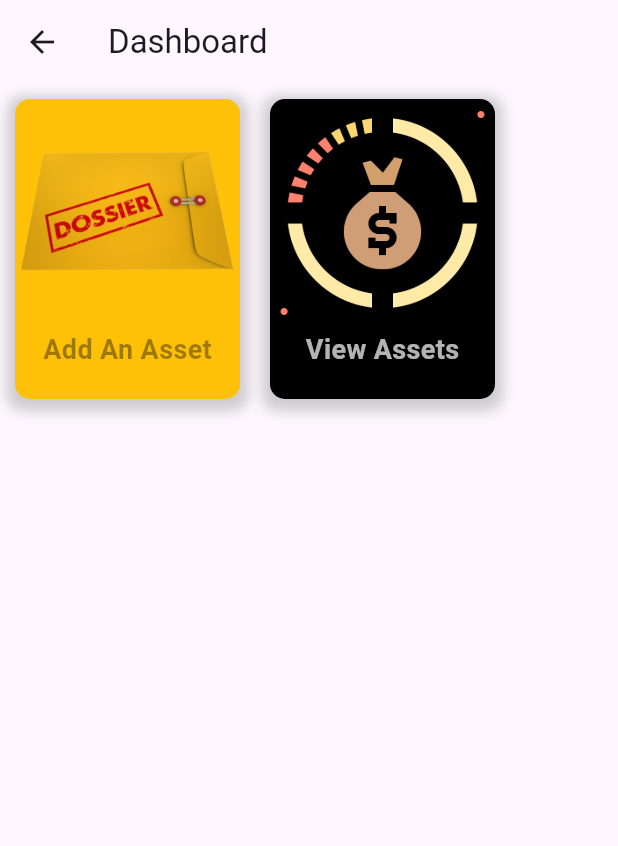
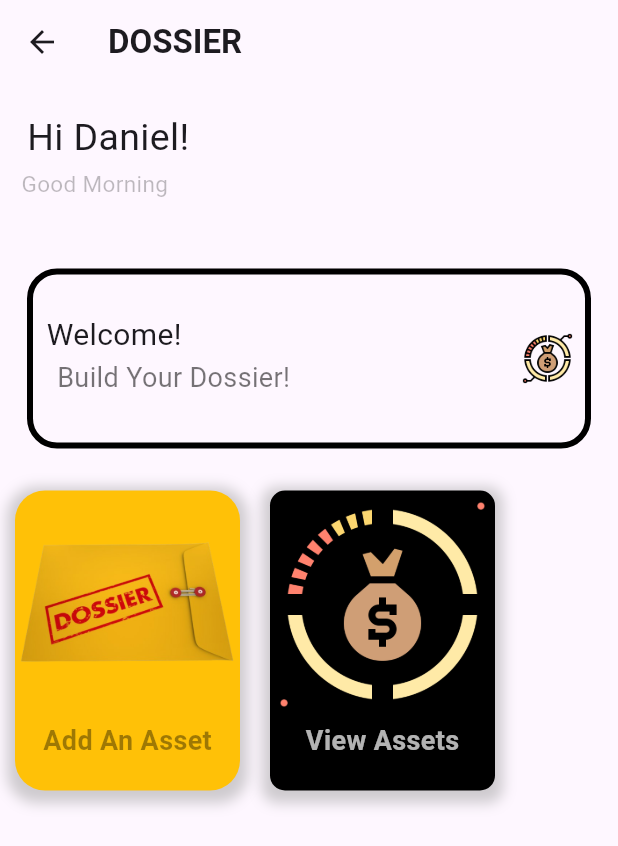
Before and after one commit to Mr-Deee/dossier, a Flutter app: the homepage screen opened by its route, on a phone screen of 412 x 824 dp. Shown: the top 846 px of the screen. Run offline on Flutter 3.47's test engine with Material 3 defaults, Android fonts, the light colour scheme and no system bars; our stand-ins replace email_validator, firebase_auth, firebase_core, firebase_database, firebase_storage, fluttertoast and 1 more; accounts and stored records are empty.

Commit message:
BOX CENTER

```diff
--- a/lib/pages/homepage.dart
+++ b/lib/pages/homepage.dart
@@ -18,14 +18,88 @@ class _homepageState extends State<homepage> {
   Widget build(BuildContext context) {
     return Scaffold(
       appBar: AppBar(
-        title: Text("Dashboard"),
+        title: Text(
+          "DOSSIER",
+          style: TextStyle(fontWeight: FontWeight.bold),
+        ),
       ),
       body: Container(
-        child: Row(
+        child: Column(
           children: [
-            MyCard(),
-            ViewAssetsCard(),
+            Row(children: [
+              Column(
+                children: [
+                  Padding(
+                    padding: const EdgeInsets.only(top: 18.0, left: 18),
+                    child: Text('Hi Daniel!', style: TextStyle(fontSize: 25)),
+                  ),
+                  Row(
+                    children: [
+                      Padding(
+                        padding: const EdgeInsets.all(2.0),
+                        child: Text('Good Morning',
+                            style:
+                                TextStyle(fontSize: 15, color: Colors.black26)),
+                      ),
+                    ],
+                  )
+                ],
+              ),
+            ]),
+            SizedBox(
+              height: 26,
+            ),
+            Padding(
+              padding: const EdgeInsets.all(18.0),
+              child: Container(
+                height: 120,
+                decoration: BoxDecoration(
+                  border: Border.all(
+                    color: Colors.black, // Set border color to black
+                    width: 4.0, // Set border thickness
+                  ),
+                  borderRadius: BorderRadius.circular(20)
+                ),// Set the background color to black
+                child: Row(
+mainAxisAlignment: MainAxisAlignment.spaceBetween,
+                  children: [
 
+                        Column(
+                          mainAxisAlignment: MainAxisAlignment.start,
+                          crossAxisAlignment: CrossAxisAlignment.start,
+                          children: [
+                            Padding(
+                              padding:  EdgeInsets.only(top: 18.0, left: 1),
+                              child: Text('Welcome!', style: TextStyle(fontSize: 20)),
+                            ),
+                            Padding(
+                              padding: const EdgeInsets.only(top: 1.0, left: 8),
+                              child: Text('Build Your Dossier!', style: TextStyle(fontSize: 18,color: Colors.black54)),
+                            ),
+
+
+                          ],
+                        ),
+
+                    SizedBox(
+                        height: 34,
+                        child: Image.asset(Cards.kcard2)),
+
+
+                    // Add your children widgets here
+                  ],
+                ),
+                width: MediaQuery.of(context)
+                    .size
+                    .width, // Set the width to match the screen size
+                padding:
+                    EdgeInsets.all(8.0), // Optional: Add padding to the container
+              ),
+            ),
+            Row(children: [
+              MyCard(),
+              ViewAssetsCard(),
+            ]),
           ],
         ),
       ),
--- a/lib/widget/mycards.dart
+++ b/lib/widget/mycards.dart
@@ -22,7 +22,7 @@ class MyCard extends StatelessWidget {
 
         decoration: BoxDecoration(
           color: Colors.amber,
-          borderRadius: BorderRadius.circular(10),
+          borderRadius: BorderRadius.circular(20),
           boxShadow:  [BoxShadow(
             color: Colors.grey.withOpacity(0.5),
             spreadRadius: 5,
```
